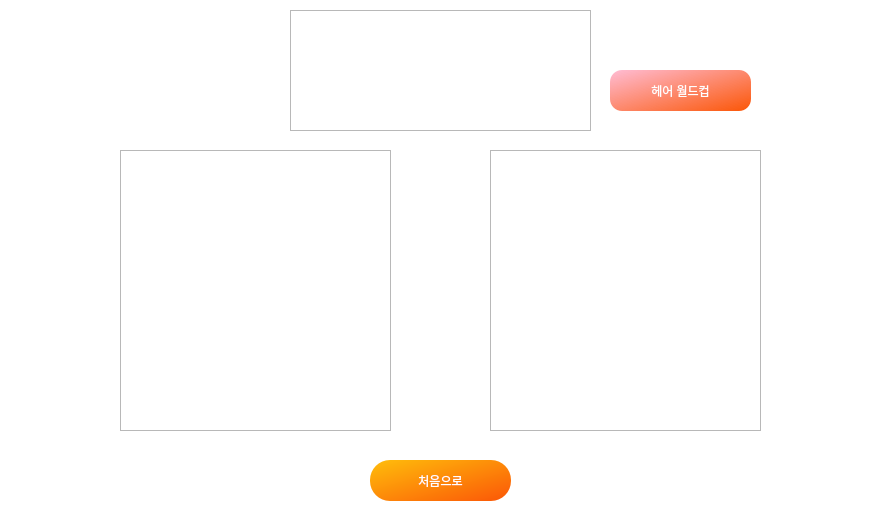
The window that miniproject/Project/sec.ui (GRIN-96/Project_) describes before a commit, drawn with Qt 5.
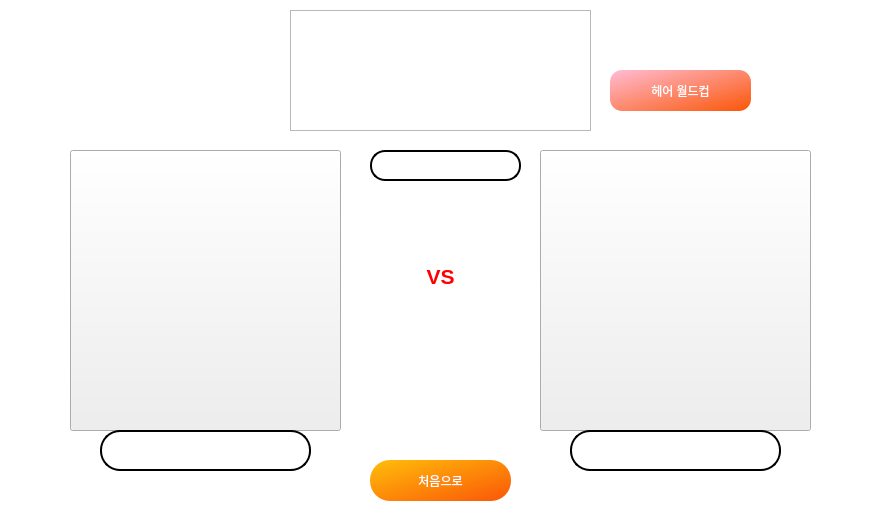
The same window after the commit. Icons and pictures are not drawn.

```diff
--- a/miniproject/Project/sec.ui
+++ b/miniproject/Project/sec.ui
@@ -48,8 +48,8 @@
   <widget class="QGraphicsView" name="graphicsView_2">
    <property name="geometry">
     <rect>
-     <x>-5</x>
-     <y>-9</y>
+     <x>-20</x>
+     <y>-10</y>
      <width>901</width>
      <height>551</height>
     </rect>
@@ -58,26 +58,6 @@
     <string notr="true">border-image:url(&quot;C:/Users/playdata/Desktop/test/map1.jpg&quot;);</string>
    </property>
   </widget>
-  <widget class="QGraphicsView" name="graphicsView_3">
-   <property name="geometry">
-    <rect>
-     <x>120</x>
-     <y>150</y>
-     <width>271</width>
-     <height>281</height>
-    </rect>
-   </property>
-  </widget>
-  <widget class="QGraphicsView" name="graphicsView_4">
-   <property name="geometry">
-    <rect>
-     <x>490</x>
-     <y>150</y>
-     <width>271</width>
-     <height>281</height>
-    </rect>
-   </property>
-  </widget>
   <widget class="QLabel" name="label">
    <property name="geometry">
     <rect>
@@ -101,12 +81,123 @@
     <set>Qt::AlignCenter</set>
    </property>
   </widget>
+  <widget class="QPushButton" name="pushButton_2">
+   <property name="geometry">
+    <rect>
+     <x>70</x>
+     <y>150</y>
+     <width>271</width>
+     <height>281</height>
+    </rect>
+   </property>
+   <property name="text">
+    <string/>
+   </property>
+  </widget>
+  <widget class="QPushButton" name="pushButton_3">
+   <property name="geometry">
+    <rect>
+     <x>540</x>
+     <y>150</y>
+     <width>271</width>
+     <height>281</height>
+    </rect>
+   </property>
+   <property name="text">
+    <string/>
+   </property>
+  </widget>
+  <widget class="QTextEdit" name="textEdit">
+   <property name="geometry">
+    <rect>
+     <x>370</x>
+     <y>150</y>
+     <width>151</width>
+     <height>31</height>
+    </rect>
+   </property>
+   <property name="styleSheet">
+    <string notr="true">
+	color: white;
+	background-color: rgb(255, 255, 255);
+	border-radius: 15px;
+	border: 2px solid rgb(0, 0, 0)</string>
+   </property>
+   <property name="html">
+    <string>&lt;!DOCTYPE HTML PUBLIC &quot;-//W3C//DTD HTML 4.0//EN&quot; &quot;http://www.w3.org/TR/REC-html40/strict.dtd&quot;&gt;
+&lt;html&gt;&lt;head&gt;&lt;meta name=&quot;qrichtext&quot; content=&quot;1&quot; /&gt;&lt;style type=&quot;text/css&quot;&gt;
+p, li { white-space: pre-wrap; }
+&lt;/style&gt;&lt;/head&gt;&lt;body style=&quot; font-family:'Gulim'; font-size:9pt; font-weight:400; font-style:normal;&quot;&gt;
+&lt;p align=&quot;center&quot; style=&quot;-qt-paragraph-type:empty; margin-top:0px; margin-bottom:0px; margin-left:0px; margin-right:0px; -qt-block-indent:0; text-indent:0px;&quot;&gt;&lt;br /&gt;&lt;/p&gt;&lt;/body&gt;&lt;/html&gt;</string>
+   </property>
+  </widget>
+  <widget class="QTextEdit" name="textEdit_2">
+   <property name="geometry">
+    <rect>
+     <x>370</x>
+     <y>260</y>
+     <width>141</width>
+     <height>41</height>
+    </rect>
+   </property>
+   <property name="styleSheet">
+    <string notr="true">border-radius: 20px;
+font: 20pt &quot;HY견고딕&quot;;
+
+background: transparent</string>
+   </property>
+   <property name="html">
+    <string>&lt;!DOCTYPE HTML PUBLIC &quot;-//W3C//DTD HTML 4.0//EN&quot; &quot;http://www.w3.org/TR/REC-html40/strict.dtd&quot;&gt;
+&lt;html&gt;&lt;head&gt;&lt;meta name=&quot;qrichtext&quot; content=&quot;1&quot; /&gt;&lt;style type=&quot;text/css&quot;&gt;
+p, li { white-space: pre-wrap; }
+&lt;/style&gt;&lt;/head&gt;&lt;body style=&quot; font-family:'HY견고딕'; font-size:20pt; font-weight:400; font-style:normal;&quot;&gt;
+&lt;p align=&quot;center&quot; style=&quot; margin-top:0px; margin-bottom:0px; margin-left:0px; margin-right:0px; -qt-block-indent:0; text-indent:0px;&quot;&gt;&lt;span style=&quot; font-family:'Gulim'; font-size:16pt; font-weight:600; color:#ff0000;&quot;&gt;VS&lt;/span&gt;&lt;/p&gt;&lt;/body&gt;&lt;/html&gt;</string>
+   </property>
+  </widget>
+  <widget class="QTextEdit" name="textEdit_3">
+   <property name="geometry">
+    <rect>
+     <x>100</x>
+     <y>430</y>
+     <width>211</width>
+     <height>41</height>
+    </rect>
+   </property>
+   <property name="styleSheet">
+    <string notr="true">
+	color: white;
+	background-color: rgb(255, 255, 255);
+	border-radius: 20px;
+	border: 2px solid rgb(0, 0, 0)</string>
+   </property>
+  </widget>
+  <widget class="QTextEdit" name="textEdit_4">
+   <property name="geometry">
+    <rect>
+     <x>570</x>
+     <y>430</y>
+     <width>211</width>
+     <height>41</height>
+    </rect>
+   </property>
+   <property name="styleSheet">
+    <string notr="true">
+	color: white;
+	background-color: rgb(255, 255, 255);
+	border-radius: 20px;
+	border: 2px solid rgb(0, 0, 0)</string>
+   </property>
+  </widget>
   <zorder>graphicsView_2</zorder>
   <zorder>pushButton</zorder>
   <zorder>graphicsView</zorder>
-  <zorder>graphicsView_3</zorder>
-  <zorder>graphicsView_4</zorder>
   <zorder>label</zorder>
+  <zorder>pushButton_2</zorder>
+  <zorder>pushButton_3</zorder>
+  <zorder>textEdit</zorder>
+  <zorder>textEdit_2</zorder>
+  <zorder>textEdit_3</zorder>
+  <zorder>textEdit_4</zorder>
  </widget>
  <resources/>
  <connections/>
```
